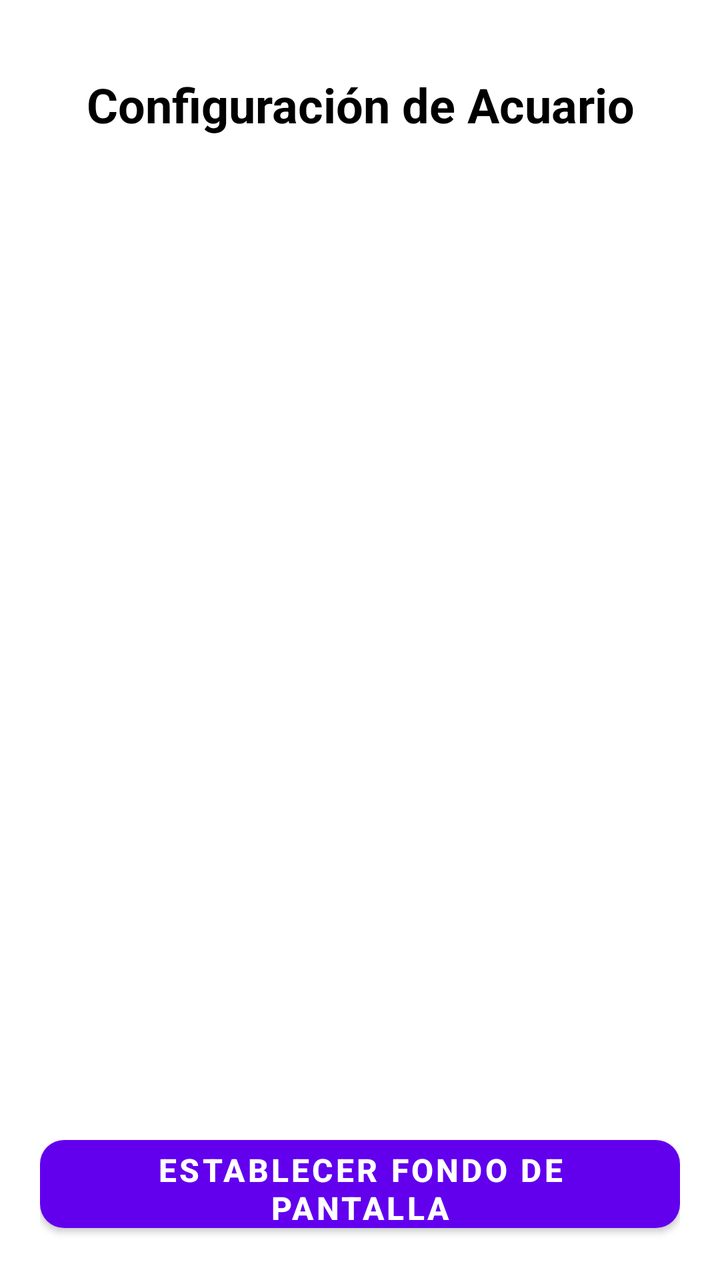
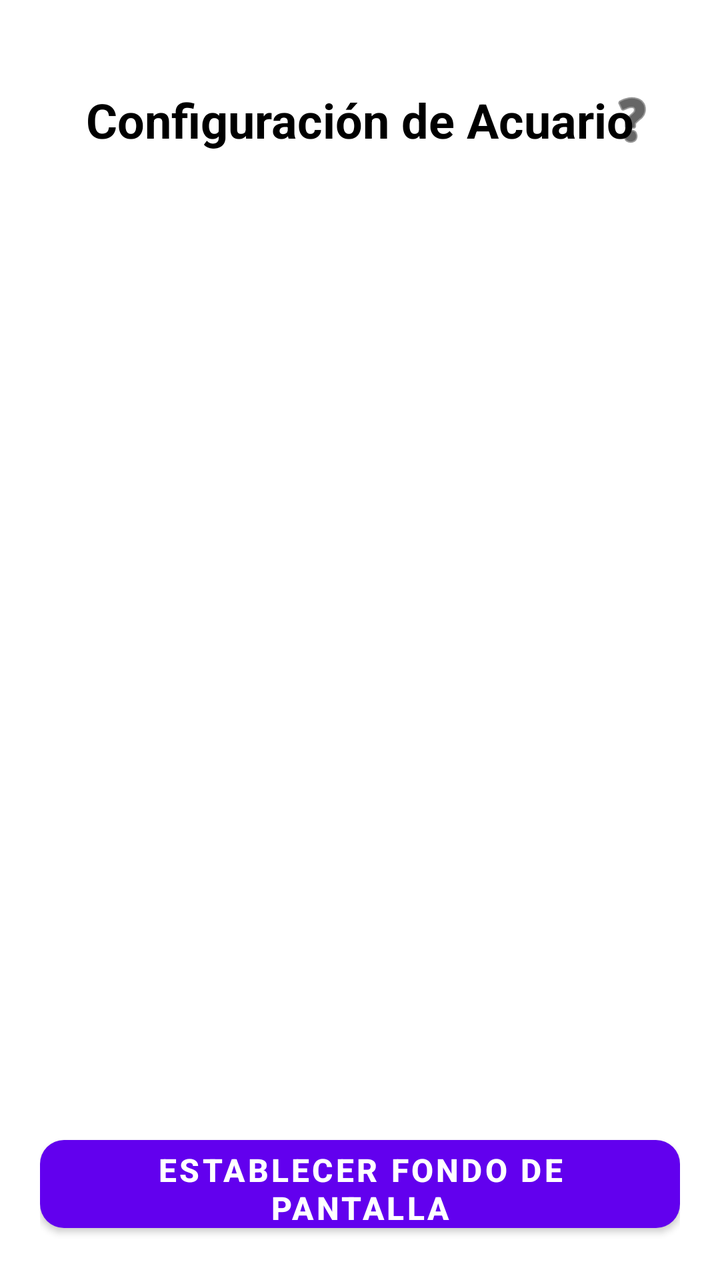

An Android layout rendered at two revisions. The XML below is the earlier revision; the diff shows what the commit changed to produce the second picture.
<!-- AndroidManifest.xml: application theme Theme.AcuarioWallpaper -->
<!-- res/layout/activity_settings.xml -->
<?xml version="1.0" encoding="utf-8"?>
<LinearLayout xmlns:android="http://schemas.android.com/apk/res/android"
    xmlns:app="http://schemas.android.com/apk/res-auto"
    android:layout_width="match_parent"
    android:layout_height="match_parent"
    android:orientation="vertical"
    android:padding="20dp"
    android:background="?attr/colorSurface">

    <TextView
        android:id="@+id/textViewTitle"
        android:layout_width="match_parent"
        android:layout_height="wrap_content"
        android:text="@string/settings_title"
        android:textColor="?attr/colorOnSurface"
        android:textSize="24sp"
        android:textStyle="bold"
        android:gravity="center_horizontal"
        android:layout_marginTop="16dp"
        android:layout_marginBottom="16dp" />

    
    <FrameLayout
        android:id="@+id/settings_fragment_container"
        android:layout_width="match_parent"
        android:layout_height="0dp"
        android:layout_weight="1"
        android:layout_marginBottom="16dp" />

    <com.google.android.material.button.MaterialButton
        android:id="@+id/buttonApplyWallpaper"
        android:layout_width="match_parent"
        android:layout_height="56dp"
        android:text="@string/settings_apply_wallpaper"
        android:textSize="16sp"
        android:textStyle="bold"
        app:cornerRadius="12dp" />

</LinearLayout>
<!-- resources referenced by this layout -->
<resources>
  <string name="settings_apply_wallpaper">Establecer fondo de pantalla</string>
  <string name="settings_title">Configuración de Acuario</string>
  <style name="Theme.AcuarioWallpaper" parent="Theme.MaterialComponents.DayNight.DarkActionBar">
          
          <item name="colorPrimary">@color/purple_500</item>
          <item name="colorPrimaryVariant">@color/purple_700</item>
          <item name="colorOnPrimary">@color/white</item>
          
          <item name="colorSecondary">@color/teal_200</item>
          <item name="colorSecondaryVariant">@color/teal_700</item>
          <item name="colorOnSecondary">@color/black</item>
          
          <item name="android:statusBarColor">?attr/colorPrimaryVariant</item>
          
      </style>
  <color name="purple_500">#FF6200EE</color>
  <color name="purple_700">#FF3700B3</color>
  <color name="white">#FFFFFFFF</color>
  <color name="teal_200">#FF03DAC5</color>
  <color name="teal_700">#FF018786</color>
  <color name="black">#FF000000</color>
</resources>

<!-- the commit's change to res/layout/activity_settings.xml (unified diff, before → after) -->
@@ -7,17 +7,33 @@
     android:padding="20dp"
     android:background="?attr/colorSurface">
 
-    <TextView
-        android:id="@+id/textViewTitle"
+    <RelativeLayout
         android:layout_width="match_parent"
         android:layout_height="wrap_content"
-        android:text="@string/settings_title"
-        android:textColor="?attr/colorOnSurface"
-        android:textSize="24sp"
-        android:textStyle="bold"
-        android:gravity="center_horizontal"
         android:layout_marginTop="16dp"
-        android:layout_marginBottom="16dp" />
+        android:layout_marginBottom="16dp">
+
+        <TextView
+            android:id="@+id/textViewTitle"
+            android:layout_width="wrap_content"
+            android:layout_height="wrap_content"
+            android:layout_centerInParent="true"
+            android:text="@string/settings_title"
+            android:textColor="?attr/colorOnSurface"
+            android:textSize="24sp"
+            android:textStyle="bold" />
+
+        <ImageButton
+            android:id="@+id/buttonHelp"
+            android:layout_width="48dp"
+            android:layout_height="48dp"
+            android:layout_alignParentRight="true"
+            android:layout_centerVertical="true"
+            android:background="?android:attr/selectableItemBackgroundBorderless"
+            android:src="@android:drawable/ic_menu_help"
+            android:tint="?attr/colorOnSurface"
+            android:contentDescription="Help" />
+    </RelativeLayout>
 
     
     <FrameLayout
